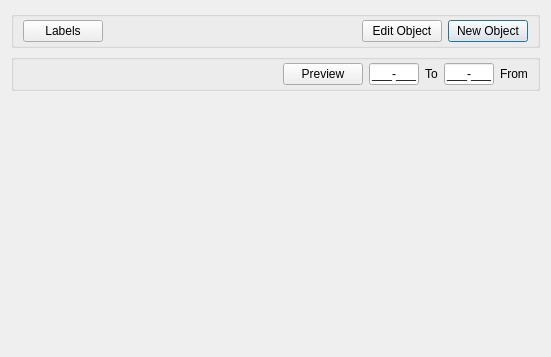
Before: the Qt Designer form objectmanagement.ui in nournia/ketabkhaane, drawn with Qt 5.
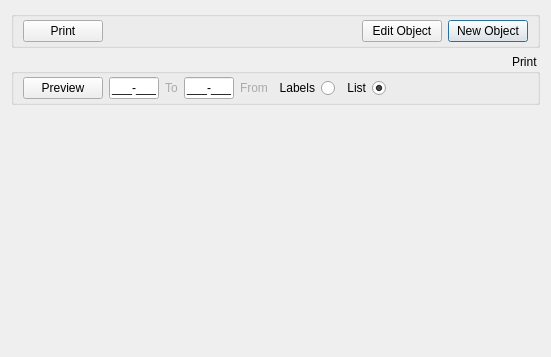
After: the same form once the commit is applied. Icons and pictures are not drawn.

Commit message:
print objects list
show pdf file after storing it

Diff of the .ui file:
```diff
--- a/objectmanagement.ui
+++ b/objectmanagement.ui
@@ -64,7 +64,11 @@
       <item>
        <widget class="QPushButton" name="bLabels">
         <property name="text">
-         <string>Labels</string>
+         <string>Print</string>
+        </property>
+        <property name="icon">
+         <iconset resource="reghaabat.qrc">
+          <normaloff>:/images/print.png</normaloff>:/images/print.png</iconset>
         </property>
        </widget>
       </item>
@@ -74,7 +78,7 @@
    <item>
     <widget class="QGroupBox" name="gLabels">
      <property name="title">
-      <string/>
+      <string>Print</string>
      </property>
      <layout class="QHBoxLayout" name="horizontalLayout_2">
       <property name="topMargin">
@@ -83,8 +87,41 @@
       <property name="bottomMargin">
        <number>3</number>
       </property>
+      <item>
+       <spacer name="horizontalSpacer_2">
+        <property name="orientation">
+         <enum>Qt::Horizontal</enum>
+        </property>
+        <property name="sizeHint" stdset="0">
+         <size>
+          <width>40</width>
+          <height>20</height>
+         </size>
+        </property>
+       </spacer>
+      </item>
+      <item>
+       <widget class="QRadioButton" name="rList">
+        <property name="text">
+         <string>List</string>
+        </property>
+        <property name="checked">
+         <bool>true</bool>
+        </property>
+       </widget>
+      </item>
+      <item>
+       <widget class="QRadioButton" name="rLabels">
+        <property name="text">
+         <string>Labels</string>
+        </property>
+       </widget>
+      </item>
       <item>
        <widget class="QLabel" name="label">
+        <property name="styleSheet">
+         <string notr="true">color: #aaa</string>
+        </property>
         <property name="text">
          <string>From</string>
         </property>
@@ -105,6 +142,9 @@
       </item>
       <item>
        <widget class="QLabel" name="label_2">
+        <property name="styleSheet">
+         <string notr="true">color: #aaa</string>
+        </property>
         <property name="text">
          <string>To</string>
         </property>
@@ -134,19 +174,6 @@
         </property>
        </widget>
       </item>
-      <item>
-       <spacer name="horizontalSpacer_2">
-        <property name="orientation">
-         <enum>Qt::Horizontal</enum>
-        </property>
-        <property name="sizeHint" stdset="0">
-         <size>
-          <width>40</width>
-          <height>20</height>
-         </size>
-        </property>
-       </spacer>
-      </item>
      </layout>
     </widget>
    </item>
```
Left out of the diff: 6 changed lines with no effect on the pictures. The commit also changes 7 other files.
